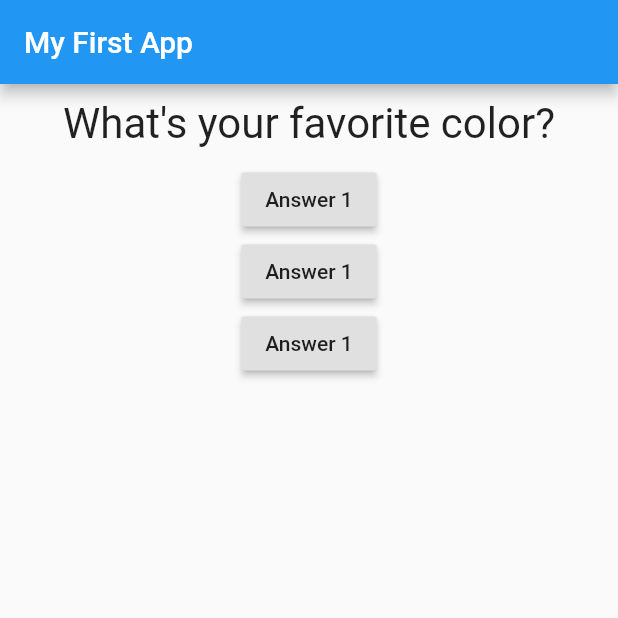
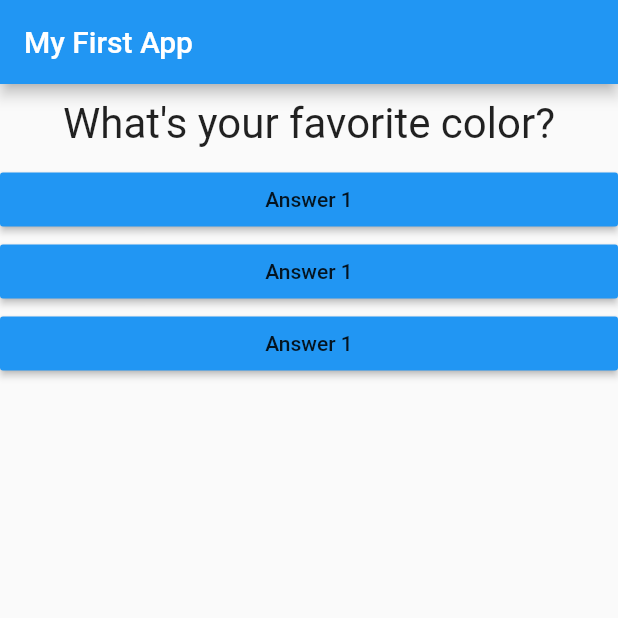
Before and after one commit to dmitriy365377/FlutterApp, a Flutter app: the screen it shows after launch, on a phone screen of 412 x 824 dp, the top half of it. Run offline on Flutter 3.47's test engine with Material 2 defaults, Android fonts, the phone set to English and light mode, and no system bars.

```diff
--- /dev/null
+++ b/lib/answer.dart
@@ -0,0 +1,19 @@
+import 'package:flutter/material.dart';
+
+class Answer extends StatelessWidget {
+  final Function selectHandler;
+
+  Answer(this.selectHandler);
+
+  @override
+  Widget build(BuildContext context) {
+    return Container(
+      width: double.infinity,
+      child: RaisedButton(
+        color:Colors.blue,
+        child: Text('Answer 1'),
+        onPressed: selectHandler,
+      ),
+    );
+  }
+}
--- a/lib/main.dart
+++ b/lib/main.dart
@@ -1,6 +1,8 @@
 import 'package:flutter/material.dart';
 
 import './question.dart';
+import './answer.dart';
+
 
 void main() {
   runApp(MyApp());
@@ -37,20 +39,9 @@ class _MyAppState extends State<MyApp> {
         body: Column(
           children: [
             Question(questions[_questionIndex]),
-            RaisedButton(
-              child: Text('Answer 1'),
-              onPressed: _answerQeustion,
-            ),
-            RaisedButton(
-              child: Text('Answer 1'),
-              onPressed: () => print('Hello hr manager!'),
-            ),
-            RaisedButton(
-              child: Text('Answer 1'),
-              onPressed: () {
-                print('I will be Senior developer!');
-              },
-            ),
+            Answer(_answerQeustion),
+            Answer(_answerQeustion),
+            Answer(_answerQeustion)
           ],
         ),
       ),
```
